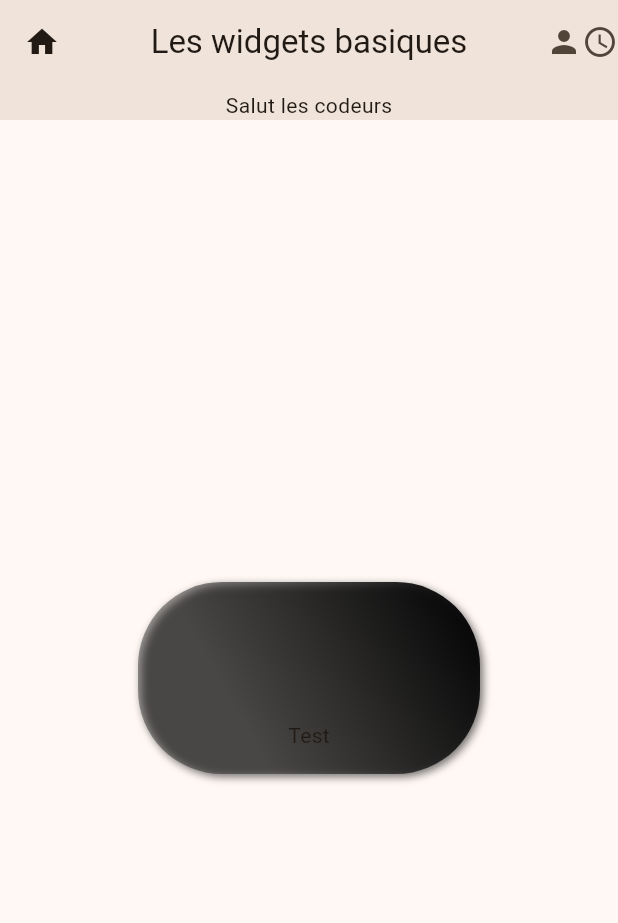
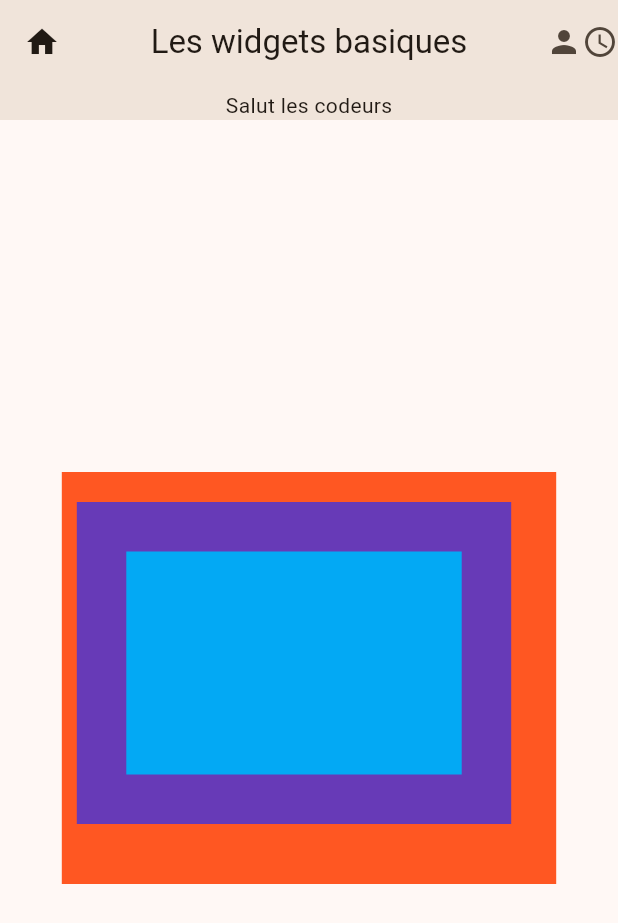
Before and after one commit to simon-oks/learn-flutter-1, a Flutter app: the screen it shows after launch, on a phone screen of 412 x 824 dp. Shown: the top 923 px of the screen. Run offline on Flutter 3.47's test engine with Material 3 defaults, Android fonts, the phone set to English and light mode, and no system bars.

Commit message:
The Padding widget

```diff
--- a/lib/main.dart
+++ b/lib/main.dart
@@ -47,29 +47,18 @@ class MyHomePage extends StatelessWidget {
       ),
       body: Center(
         child: Container(
-          height: 128,
-          width: 228,
+          color: Colors.deepOrange,
+          height: MediaQuery.of(context).size.height / 3,
+          width: MediaQuery.of(context).size.width * 0.8,
           alignment: Alignment.bottomCenter,
-          margin: const EdgeInsets.all(16),
-          padding: const EdgeInsets.all(16),
-          decoration: BoxDecoration(
-            color: Colors.red,
-            borderRadius: BorderRadius.circular(56),
-            boxShadow: [
-              BoxShadow(
-                color: Colors.black54,
-                blurRadius: 4,
-                offset: Offset(2, 2),
-              ),
-            ],
-            gradient: const LinearGradient(
-              colors: [Colors.black, Colors.black38],
-              begin: Alignment.topRight,
-              end: Alignment.bottomLeft,
-              stops: [0, 0.7],
+          child: Container(
+            color: Colors.deepPurple,
+            margin: const EdgeInsets.fromLTRB(10, 20, 30, 40),
+            child: Padding(
+              padding: const EdgeInsets.all(33),
+              child: Container(color: Colors.lightBlue),
             ),
           ),
-          child: const Text("Test"),
         ),
       ),
     );
```
